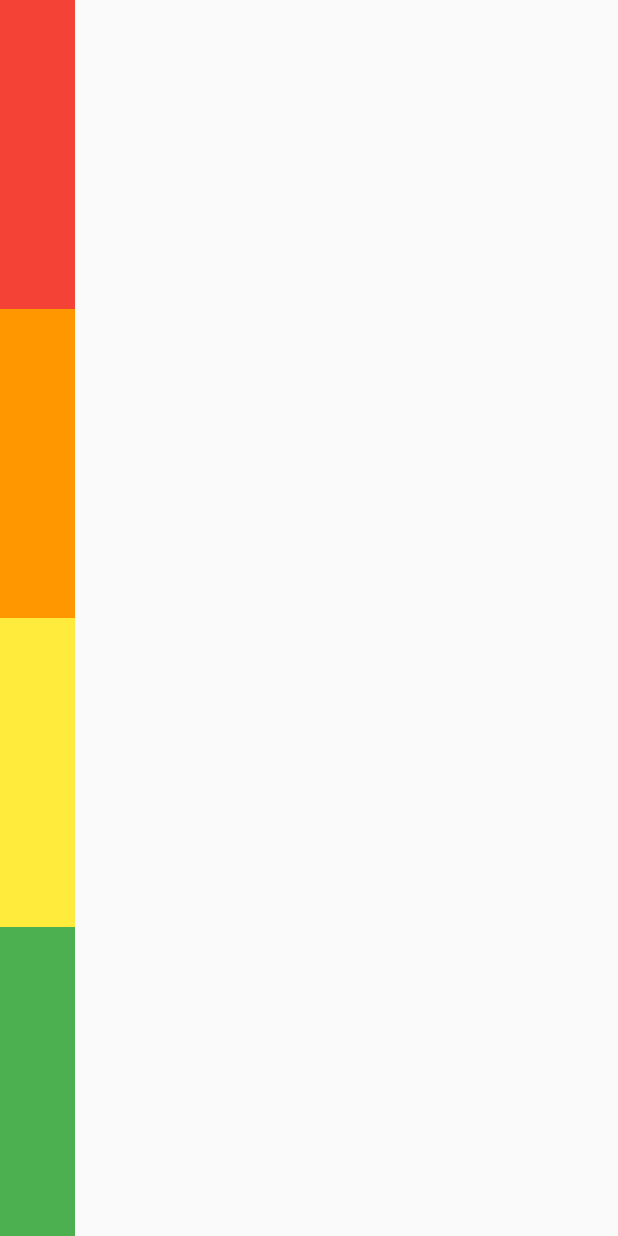
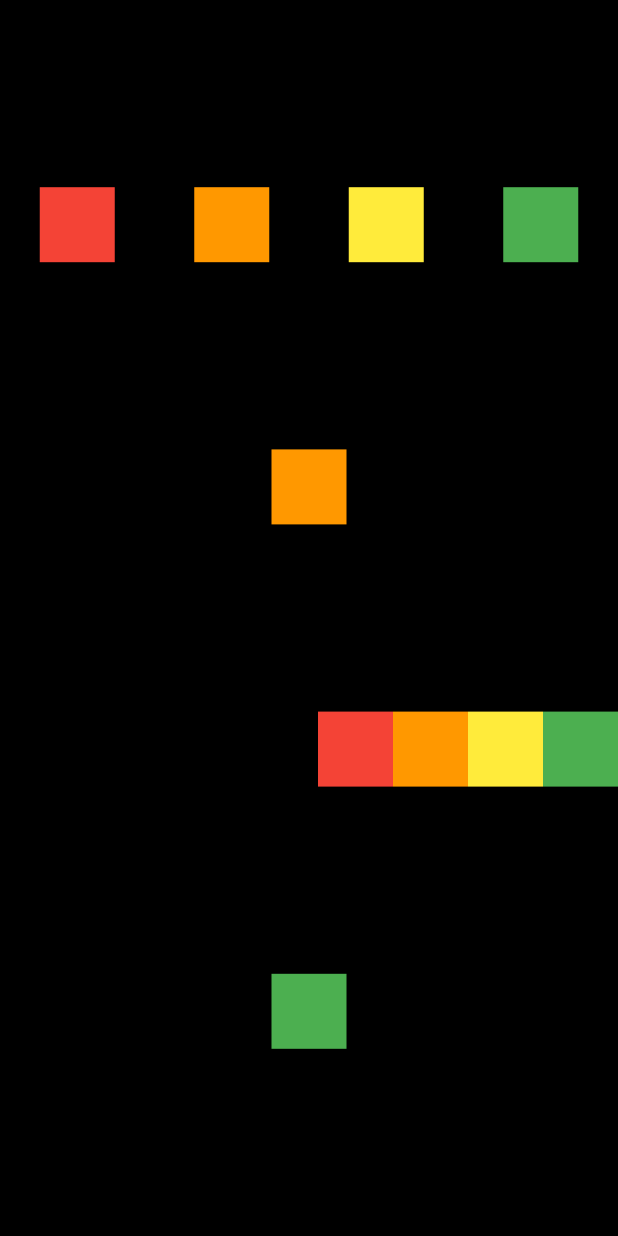
Before and after one commit to Jungma1/flutter-tutorial-lv1, a Flutter app: the screen it shows after launch, on a phone screen of 412 x 824 dp. Run offline on Flutter 3.47's test engine with Material 2 defaults, Android fonts, the phone set to English and light mode, and no system bars.

Commit message:
feat: add row_and_column practice

```diff
--- a/row_and_column/lib/screen/home_screen.dart
+++ b/row_and_column/lib/screen/home_screen.dart
@@ -10,8 +10,11 @@ class HomeScreen extends StatelessWidget {
         bottom: false,
         child: Container(
           color: Colors.black,
-          // height: MediaQuery.of(context).size.height,
+          height: MediaQuery.of(context).size.height,
           child: Column(
+            mainAxisAlignment: MainAxisAlignment.spaceEvenly,
+            children: [
+              Row(
                 // MainAxisAlignment - 주축 정렬
                 // start - 시작
                 // end - 끝
@@ -19,7 +22,7 @@ class HomeScreen extends StatelessWidget {
                 // spaceBetween - 위젯과 위젯의 사이가 동일하게 배치된다.
                 // spaceEvenly - 위젯을 같은 간격으로 배치하지만 끝과 끝에도 위젯이 아닌 빈 간격으로 시작한다.
                 // spaceAround - spaceEvenly + 끝과 끝의 간격은 1/2
-            mainAxisAlignment: MainAxisAlignment.start,
+                mainAxisAlignment: MainAxisAlignment.spaceAround,
 
                 // CrossAxisAlignment - 반대축 정렬
                 // start - 시작
@@ -34,34 +37,73 @@ class HomeScreen extends StatelessWidget {
                 mainAxisSize: MainAxisSize.max,
                 children: [
                   // Expanded / Flexible
-              Expanded(
-                child: Container(
+                  Container(
                     color: Colors.red,
                     width: 50.0,
                     height: 50.0,
                   ),
-              ),
-              Expanded(
-                child: Container(
+                  Container(
                     color: Colors.orange,
                     width: 50.0,
                     height: 50.0,
                   ),
-              ),
-              Expanded(
-                child: Container(
+                  Container(
                     color: Colors.yellow,
                     width: 50.0,
                     height: 50.0,
                   ),
-              ),
-              Expanded(
-                child: Container(
+                  Container(
                     color: Colors.green,
                     width: 50.0,
                     height: 50.0,
                   ),
+                ],
               ),
+              Row(
+                mainAxisAlignment: MainAxisAlignment.center,
+                children: [
+                  Container(
+                    color: Colors.orange,
+                    width: 50.0,
+                    height: 50.0,
+                  )
+                ],
+              ),
+              Row(
+                mainAxisAlignment: MainAxisAlignment.end,
+                children: [
+                  Container(
+                    color: Colors.red,
+                    width: 50.0,
+                    height: 50.0,
+                  ),
+                  Container(
+                    color: Colors.orange,
+                    width: 50.0,
+                    height: 50.0,
+                  ),
+                  Container(
+                    color: Colors.yellow,
+                    width: 50.0,
+                    height: 50.0,
+                  ),
+                  Container(
+                    color: Colors.green,
+                    width: 50.0,
+                    height: 50.0,
+                  ),
+                ],
+              ),
+              Row(
+                mainAxisAlignment: MainAxisAlignment.center,
+                children: [
+                  Container(
+                    color: Colors.green,
+                    width: 50.0,
+                    height: 50.0,
+                  ),
+                ],
+              )
             ],
           ),
         ),
```
Lines whose indentation alone changed are shown as unchanged.
